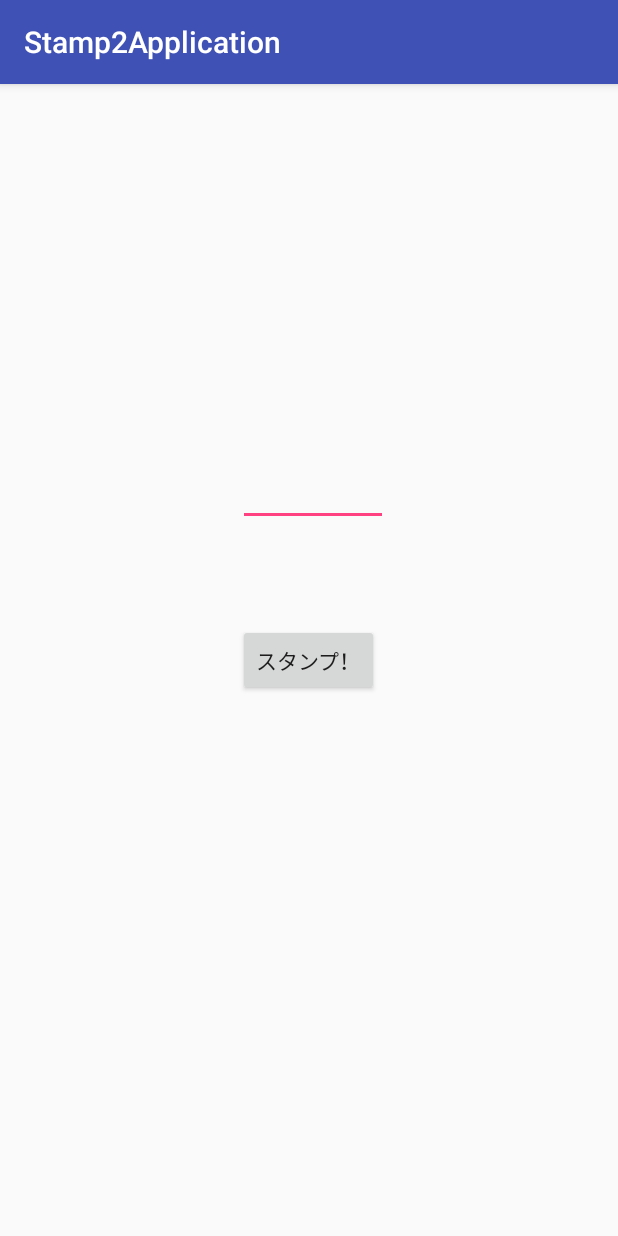
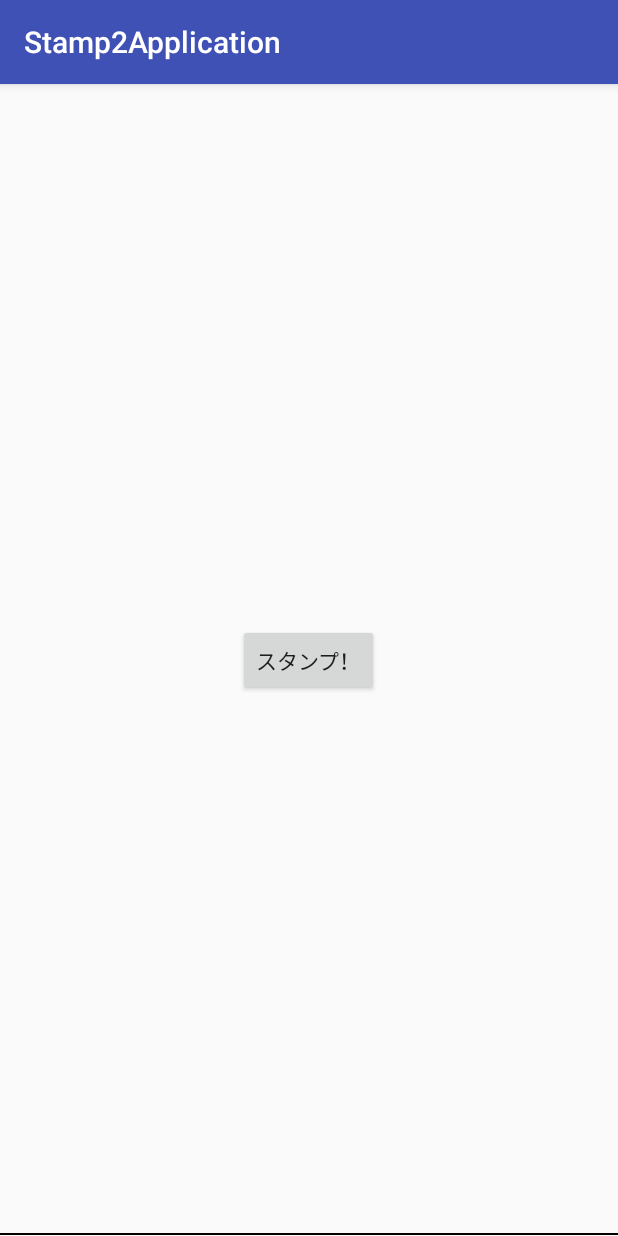
Before and after one commit to a-nagaoka/Timer, an Android app: the screen it shows after launch (MainActivity), on a phone screen of 412 x 824 dp. Run offline under Robolectric (Android 15) with nearby library versions, the light colour scheme and no system bars.

Commit message:
レイアウトなど調整

```diff
--- a/ShishamoTimer/build.gradle
+++ b/ShishamoTimer/build.gradle
@@ -5,7 +5,7 @@ buildscript {
         jcenter()
     }
     dependencies {
-        classpath 'com.android.tools.build:gradle:2.1.0'
+        classpath 'com.android.tools.build:gradle:2.1.2'
 
         // NOTE: Do not place your application dependencies here; they belong
         // in the individual module build.gradle files
--- a/StampApplication/app/src/main/java/com/example/yoshizawa/stampapplication/CustomDialog.java
+++ b/StampApplication/app/src/main/java/com/example/yoshizawa/stampapplication/CustomDialog.java
@@ -39,11 +39,11 @@ public class CustomDialog extends DialogFragment {
         titleView.setText("ドロイドくんより");
 
         ImageView imageView = (ImageView) dialog.findViewById(R.id.imageView);
-        imageView.setImageResource(R.drawable.donut);
-//        imageView.setImageResource(imageUrl);
+        imageView.setImageResource(imageUrl);
 
         TextView messageView = (TextView) dialog.findViewById(R.id.message);
         messageView.setText(this.message);
+        messageView.setTextSize(18.0f);
 
         // OK ボタンのリスナ
         dialog.findViewById(R.id.positive_button).setOnClickListener(new View.OnClickListener() {
--- a/StampApplication/app/src/main/java/com/example/yoshizawa/stampapplication/StampAdapter.java
+++ b/StampApplication/app/src/main/java/com/example/yoshizawa/stampapplication/StampAdapter.java
@@ -36,7 +36,6 @@ import io.realm.RealmResults;
 
         viewHolder.imageView.setImageResource(R.drawable.good3);
 
-
         return convertView;
     }
 }
--- a/StampApplication/app/src/main/res/layout/activity_main.xml
+++ b/StampApplication/app/src/main/res/layout/activity_main.xml
@@ -7,17 +7,8 @@
     android:paddingLeft="@dimen/activity_horizontal_margin"
     android:paddingRight="@dimen/activity_horizontal_margin"
     android:paddingTop="@dimen/activity_vertical_margin"
-    tools:context=".MainActivity">
-
-    <EditText
-        android:layout_width="100dp"
-        android:layout_height="50dp"
-        android:id="@+id/inputId"
-        android:inputType="number"
-        android:layout_above="@+id/button"
-        android:layout_alignLeft="@+id/button"
-        android:layout_alignStart="@+id/button"
-        android:layout_marginBottom="65dp" />
+    tools:context=".MainActivity"
+    android:background="@drawable/abc_textfield_default_mtrl_alpha">
 
     <Button
         android:layout_width="wrap_content"
```
Also changed, not shown: StampApplication/app/src/main/java/com/example/yoshizawa/stampapplication/MainActivity.java (+3 -8 lines), StampApplication/app/src/main/java/com/example/yoshizawa/stampapplication/StampActivity.java (+18 -11 lines), StampApplication/app/src/main/res/layout/activity_stamp.xml (+0 -8 lines), StampApplication/app/src/main/res/drawable/cake.jpg (deleted), StampApplication/app/src/main/res/drawable/cake.png (added), StampApplication/app/src/main/res/drawable/donut.gif (deleted), StampApplication/app/src/main/res/drawable/eclair.gif (deleted), StampApplication/app/src/main/res/drawable/ginger.png (added), StampApplication/app/src/main/res/drawable/music.gif (deleted).
